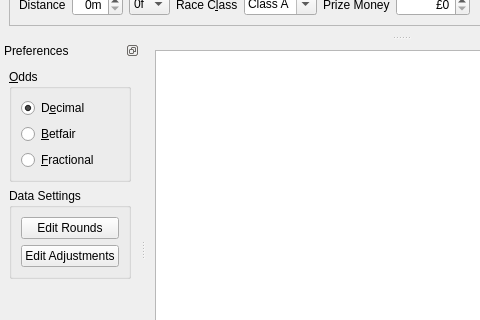
Qt form GUI/Betty_MainWindow.ui (brunowenzel07/QBetty) before a commit; both pictures show x 0 to 480 and y 122 to 442 of the 802 by 600 pixel window.
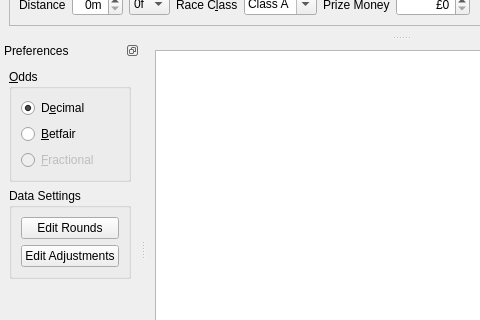
The same form after that commit. Icons and pictures are not drawn.

Diff of the .ui file:
```diff
--- a/GUI/Betty_MainWindow.ui
+++ b/GUI/Betty_MainWindow.ui
@@ -434,6 +434,9 @@
         </item>
         <item>
          <widget class="QRadioButton" name="fractionalButton">
+          <property name="enabled">
+           <bool>false</bool>
+          </property>
           <property name="text">
            <string>&amp;Fractional</string>
           </property>
```
Left out of the diff: 20 changed lines with no effect on the pictures.
